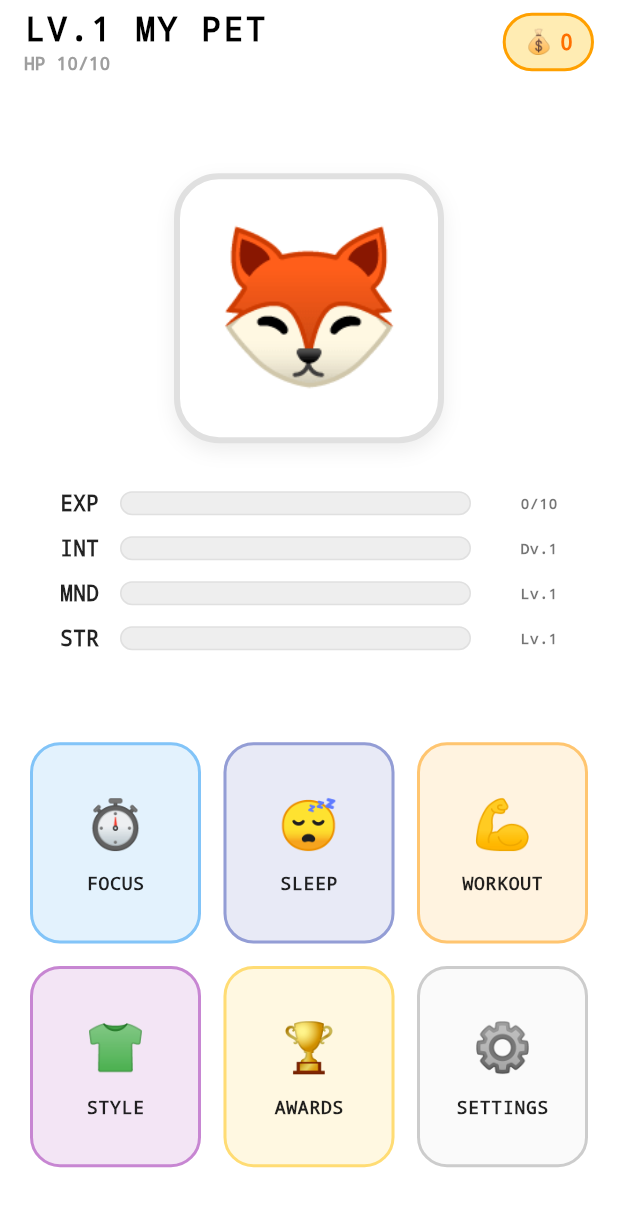
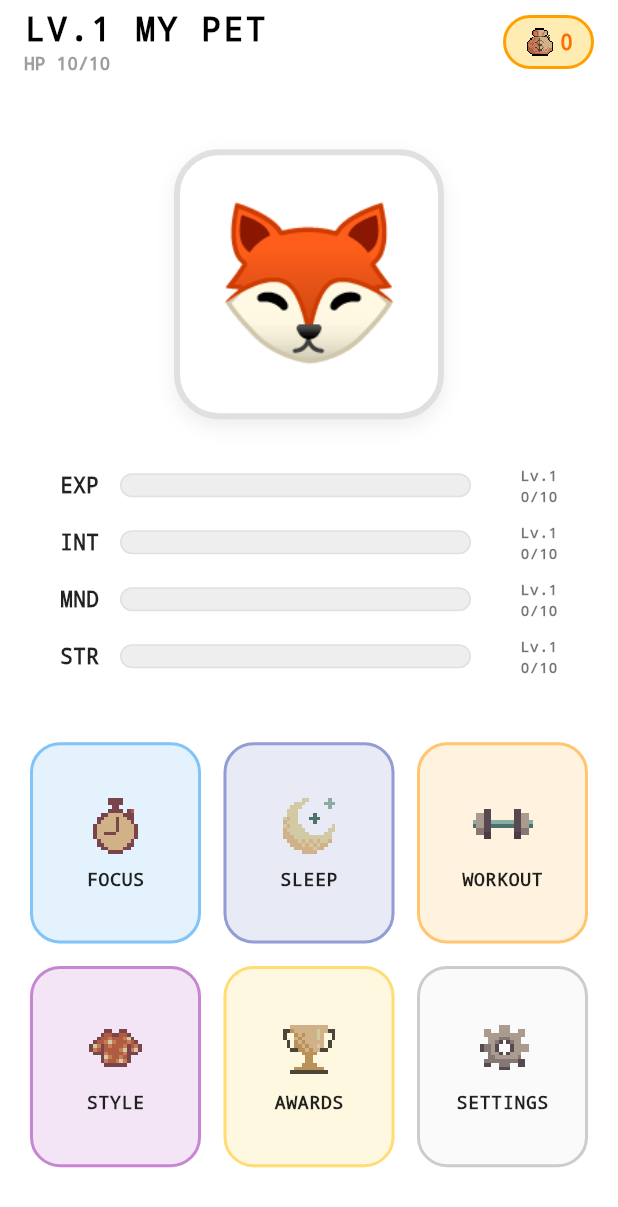
Before and after one commit to Sarankorn2547/habitu, a Flutter app: the screen it shows once a user with an empty profile is signed in, on a phone screen of 412 x 824 dp. Shown: the top 1207 px of the screen. Run offline on Flutter 3.47's test engine with Material 3 defaults, Android fonts, the phone set to English and light mode, and no system bars; our stand-ins replace cloud_firestore, firebase_auth, firebase_core; accounts and stored records are empty.

Commit message:
feat: add icon and change name habitu -> Habit U

```diff
--- a/App/lib/screens/home_screen.dart
+++ b/App/lib/screens/home_screen.dart
@@ -72,7 +72,13 @@ class HomeScreen extends StatelessWidget {
                 ),
                 child: Row(
                   children: [
-                    Text("💰", style: TextStyle(fontSize: 16)),
+                    Image.asset(
+                      "assets/icons/money_bag.png",
+                      width: 20,
+                      height: 20,
+                      fit: BoxFit.contain,
+                      filterQuality: FilterQuality.none,
+                    ),
                     SizedBox(width: 4),
                     Text(
                       "${avatar.coins}",
@@ -124,28 +130,28 @@ class HomeScreen extends StatelessWidget {
                       "EXP",
                       petExpPct,
                       Colors.greenAccent.shade400,
-                      "${avatar.exp}/${LevelService.getExpToNextLevel(avatar.level)}",
+                      "Lv.${avatar.intelligence} ${avatar.exp}/${LevelService.getExpToNextLevel(avatar.level)}",
                     ),
                     SizedBox(height: 10),
                     _buildStatBar(
                       "INT",
                       intExpPct,
                       Colors.blueAccent.shade200,
-                      "Dv.${avatar.intelligence}",
+                      "Lv.${avatar.intelligence} ${avatar.intelligenceExp}/${LevelService.getExpToNextLevel(avatar.intelligence)}",
                     ),
                     SizedBox(height: 10),
                     _buildStatBar(
                       "MND",
                       mindExpPct,
                       Colors.indigoAccent.shade200,
-                      "Lv.${avatar.mind}",
+                      "Lv.${avatar.mind} ${avatar.mindExp}/${LevelService.getExpToNextLevel(avatar.mind)}",
                     ),
                      SizedBox(height: 10),
                     _buildStatBar(
                       "STR",
                       strExpPct,
                       Colors.redAccent.shade200,
-                      "Lv.${avatar.strength}",
+                      "Lv.${avatar.strength} ${avatar.strengthExp}/${LevelService.getExpToNextLevel(avatar.strength)}",
                     ),
                   ],
                 ),
@@ -165,7 +171,7 @@ class HomeScreen extends StatelessWidget {
                       // Focus button
                       _buildMenuButton(
                         context,
-                        "⏱️",
+                        "assets/icons/clock.png",
                         "FOCUS",
                         Colors.blue.shade50,
                         Colors.blue,
@@ -180,7 +186,7 @@ class HomeScreen extends StatelessWidget {
                       // Sleep button
                       _buildMenuButton(
                         context,
-                        "😴",
+                        "assets/icons/crescent_moon.png",
                         "SLEEP",
                         Colors.indigo.shade50,
                         Colors.indigo,
@@ -195,7 +201,7 @@ class HomeScreen extends StatelessWidget {
                       // Workout button
                       _buildMenuButton(
                         context,
-                        "💪",
+                        "assets/icons/dumbbell.png",
                         "WORKOUT",
                         Colors.orange.shade50,
                         Colors.orange,
@@ -208,7 +214,7 @@ class HomeScreen extends StatelessWidget {
                       ),
                       _buildMenuButton(
                         context,
-                        "👕",
+                        "assets/icons/shirt.png",
                         "STYLE",
                         Colors.purple.shade50,
                         Colors.purple,
@@ -216,7 +222,7 @@ class HomeScreen extends StatelessWidget {
                       ),
                       _buildMenuButton(
                         context,
-                        "🏆",
+                        "assets/icons/trophy.png",
                         "AWARDS",
                         Colors.amber.shade50,
                         Colors.amber,
@@ -224,7 +230,7 @@ class HomeScreen extends StatelessWidget {
                       ),
                       _buildMenuButton(
                         context,
-                        "⚙️",
+                        "assets/icons/gear.png",
                         "SETTINGS",
                         Colors.grey.shade50,
                         Colors.grey,
@@ -304,7 +310,7 @@ class HomeScreen extends StatelessWidget {
 
   Widget _buildMenuButton(
     BuildContext context,
-    String emoji,
+    String iconPath,
     String label,
     Color bgColor,
     Color borderColor,
@@ -325,7 +331,13 @@ class HomeScreen extends StatelessWidget {
         child: Column(
           mainAxisAlignment: MainAxisAlignment.center,
           children: [
-            Text(emoji, style: TextStyle(fontSize: 32)),
+             Image.asset(
+              iconPath,
+              width: 40,
+              height: 40,
+              fit: BoxFit.contain,
+              filterQuality: FilterQuality.none,
+            ),
             SizedBox(height: 8),
             Text(
               label,
--- a/App/pubspec.yaml
+++ b/App/pubspec.yaml
@@ -1,5 +1,5 @@
 name: habitu
-description: "A new Flutter project."
+description: "A virtual pet project, made by flutter"
 # The following line prevents the package from being accidentally published to
 # pub.dev using `flutter pub publish`. This is preferred for private packages.
 publish_to: 'none' # Remove this line if you wish to publish to pub.dev
@@ -71,6 +71,9 @@ flutter:
   # assets:
   #   - images/a_dot_burr.jpeg
   #   - images/a_dot_ham.jpeg
+  assets:
+    - assets/images/
+    - assets/icons/
 
   # An image asset can refer to one or more resolution-specific "variants", see
   # https://flutter.dev/to/resolution-aware-images
```
Also changed, not shown: App/assets/icons/bed.png (added), App/assets/icons/calendar.png (added), App/assets/icons/clock.png (added), App/assets/icons/crescent_moon.png (added), App/assets/icons/dress.png (added), App/assets/icons/dumbbell.png (added), App/assets/icons/full_moon.png (added), App/assets/icons/gear.png (added), App/assets/icons/heart.png (added), App/assets/icons/medal.png (added), App/assets/icons/money_bag.png (added), App/assets/icons/return_page.png (added), App/assets/icons/shirt.png (added), App/assets/icons/top_hat.png (added), 3 more files, 2 other files.
